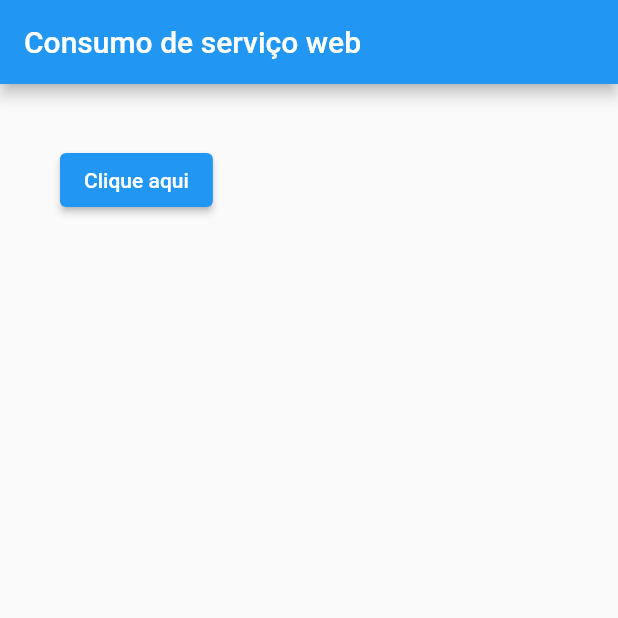
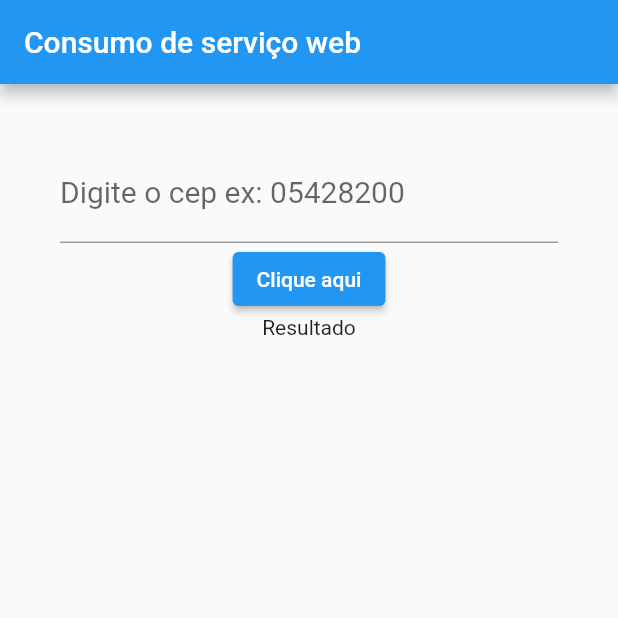
Before and after one commit to micheleascoli/curso-flutter, a Flutter app: the screen it shows after launch, after a tap on "Clique aqui", on a phone screen of 412 x 824 dp, the top half of it. Run offline on Flutter 3.47's test engine with Material 2 defaults, Android fonts, the phone set to English and light mode, and no system bars; missing offline and left inert: dart:ffi; network calls fail.

Commit message:
exibindo retorno da requisição na interface

```diff
--- a/consumo_servicos/lib/Home.dart
+++ b/consumo_servicos/lib/Home.dart
@@ -11,8 +11,12 @@
 
 class _HomeState extends State<Home> {
 
+  TextEditingController _controllerCep = TextEditingController();
+  String _resultado = "Resultado";
+
   _recuperarCep() async {  // método assíncrono
-    var url = Uri.parse("https://viacep.com.br/ws/69918412/json/");
+    String cepDigitado = _controllerCep.text;
+    var url = Uri.parse("https://viacep.com.br/ws/${cepDigitado}/json/");
     http.Response response;
 
     response = await http.get(url);
@@ -22,6 +26,10 @@
     String bairro = retorno["bairro"];
     String localidade = retorno["localidade"];
 
+    setState(() {
+      _resultado = "${logradouro}, ${complemento}, ${bairro}, ${localidade}";
+    });
+
     print(
       "Resposta \n"
           "logradouro: ${logradouro} \n"
@@ -29,9 +37,6 @@
           "bairro: ${bairro} \n"
           "localidade: ${localidade} \n"
     );
-
-    //print("Resposta "+ response.body);
-
   }
 
   @override
@@ -44,10 +49,21 @@
         padding: EdgeInsets.all(40),
         child: Column(
           children: [
+            TextField(
+              keyboardType: TextInputType.number,
+              decoration: InputDecoration(
+                labelText: "Digite o cep ex: 05428200"
+              ),
+              style: TextStyle(
+                fontSize: 20
+              ),
+              controller: _controllerCep,
+            ),
             ElevatedButton(
                 onPressed: _recuperarCep,
-                child: Text("Clique aqui")
-            )
+                child: Text("Clique aqui"),
+            ),
+            Text(_resultado)
           ],
         ),
       ),
```
